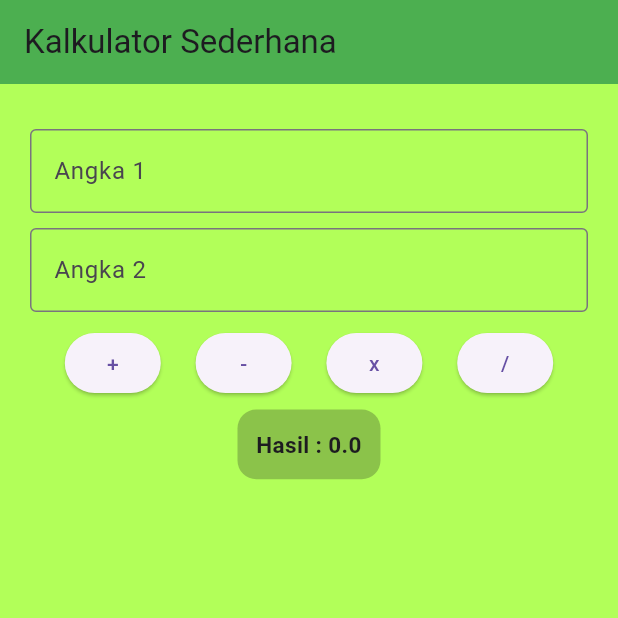
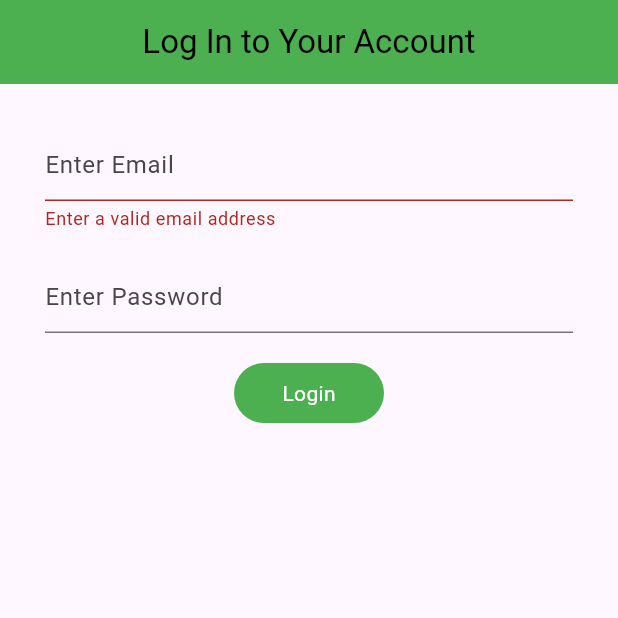
Before and after one commit to agungteguh/Kalkulator-Sederhana, a Flutter app: the screen it shows after launch, on a phone screen of 412 x 824 dp, the top half of it. Run offline on Flutter 3.47's test engine with Material 3 defaults, Android fonts, the light colour scheme and no system bars.

Commit message:
menambah login pada aplikasi kalkulator sederhana

```diff
--- /dev/null
+++ b/lib/login_page.dart
@@ -0,0 +1,118 @@
+import 'package:belajarflutter_1/home_page.dart';
+import 'package:flutter/material.dart';
+
+class MyLoginPage extends StatefulWidget {
+  const MyLoginPage({super.key});
+
+  @override
+  State<MyLoginPage> createState() => _MyLoginPageState();
+}
+
+class _MyLoginPageState extends State<MyLoginPage> {
+
+  TextEditingController emailController = TextEditingController();
+  TextEditingController passwordController = TextEditingController();
+  String useremail = "username@pensmail.com";
+  String pass = "123456";
+  String notif = " ";
+
+   void login(String email, String password) {
+
+      if (email == useremail && password == pass ) {
+        setState(()
+          {
+            notif = " ";
+          });
+        Navigator.push(context,
+          MaterialPageRoute(builder: (context) => MyKalkulatorHomePage())
+          );
+      } else {
+        setState(()
+          {
+            notif = " email atau password salah";
+          });
+      }
+  }
+
+  @override
+  Widget build(BuildContext context) {
+
+    String? validateEmail(String? value) {
+      const pattern = r"(?:[a-z0-9!#$%&'*+/=?^_`{|}~-]+(?:\.[a-z0-9!#$%&'"
+          r'*+/=?^_`{|}~-]+)*|"(?:[\x01-\x08\x0b\x0c\x0e-\x1f\x21\x23-\x5b\x5d-'
+          r'\x7f]|\\[\x01-\x09\x0b\x0c\x0e-\x7f])*")@(?:(?:[a-z0-9](?:[a-z0-9-]*'
+          r'[a-z0-9])?\.)+[a-z0-9](?:[a-z0-9-]*[a-z0-9])?|\[(?:(?:(2(5[0-5]|[0-4]'
+          r'[0-9])|1[0-9][0-9]|[1-9]?[0-9]))\.){3}(?:(2(5[0-5]|[0-4][0-9])|1[0-9]'
+          r'[0-9]|[1-9]?[0-9])|[a-z0-9-]*[a-z0-9]:(?:[\x01-\x08\x0b\x0c\x0e-\x1f\'
+          r'x21-\x5a\x53-\x7f]|\\[\x01-\x09\x0b\x0c\x0e-\x7f])+)\])';
+      final regex = RegExp(pattern);
+
+      return value!.isEmpty || !regex.hasMatch(value)
+          ? 'Enter a valid email address'
+          : null;
+    }
+
+    return Scaffold(
+      appBar: AppBar(
+        backgroundColor: Colors.green,
+        title: const Text(
+          "Log In to Your Account",
+          style: TextStyle(color: Colors.black),
+        ),
+        centerTitle: true,
+      ),
+      body: Padding(
+        padding: EdgeInsets.symmetric(vertical: 30, horizontal: 30),
+        child: Column(
+          children: [
+            Form(
+              autovalidateMode: AutovalidateMode.always,
+              child: TextFormField(
+              controller: emailController,
+              validator: validateEmail,
+              decoration: InputDecoration(hintText: "Enter Email")),
+              ),
+            const SizedBox(
+              height: 20,
+            ),
+            TextFormField(
+                controller: passwordController,
+                obscureText: true,
+                enableSuggestions: false,
+                autocorrect: false,
+                decoration: InputDecoration(hintText: "Enter Password")),
+            const SizedBox(
+              height: 20,
+            ),
+            GestureDetector(
+              onTap: () => login(emailController.text.toString(),
+                  passwordController.text.toString()),
+              child: Container(
+                height: 40,
+                width: 100,
+                alignment: Alignment.center,
+                decoration: BoxDecoration(
+                    color: Colors.green,
+                    borderRadius: BorderRadius.circular(20)),
+                child: Text(
+                  "Login",
+                  style: TextStyle(color: Colors.white),
+                ),
+              ),
+            ),
+            const SizedBox(
+              height: 20,
+            ),
+            Text(notif,
+              textAlign: TextAlign.center,
+              style: TextStyle(
+              fontWeight: FontWeight.w600,
+              fontSize: 15,
+              ),
+            ),
+          ],
+        ),
+      ),
+    );
+  }
+}
--- a/lib/main.dart
+++ b/lib/main.dart
@@ -1,5 +1,6 @@
 
-import 'package:belajarflutter_1/home_page.dart';
+//import 'package:belajarflutter_1/home_page.dart';
+import 'package:belajarflutter_1/login_page.dart';
 import 'package:flutter/material.dart';
 
 void main() {
@@ -18,7 +19,7 @@ class MyApp extends StatelessWidget {
       theme: ThemeData(
         primarySwatch: Colors.green,
       ),
-      home: const MyKalkulatorHomePage(),
+      home: MyLoginPage(),
     );
   }
 }
```
